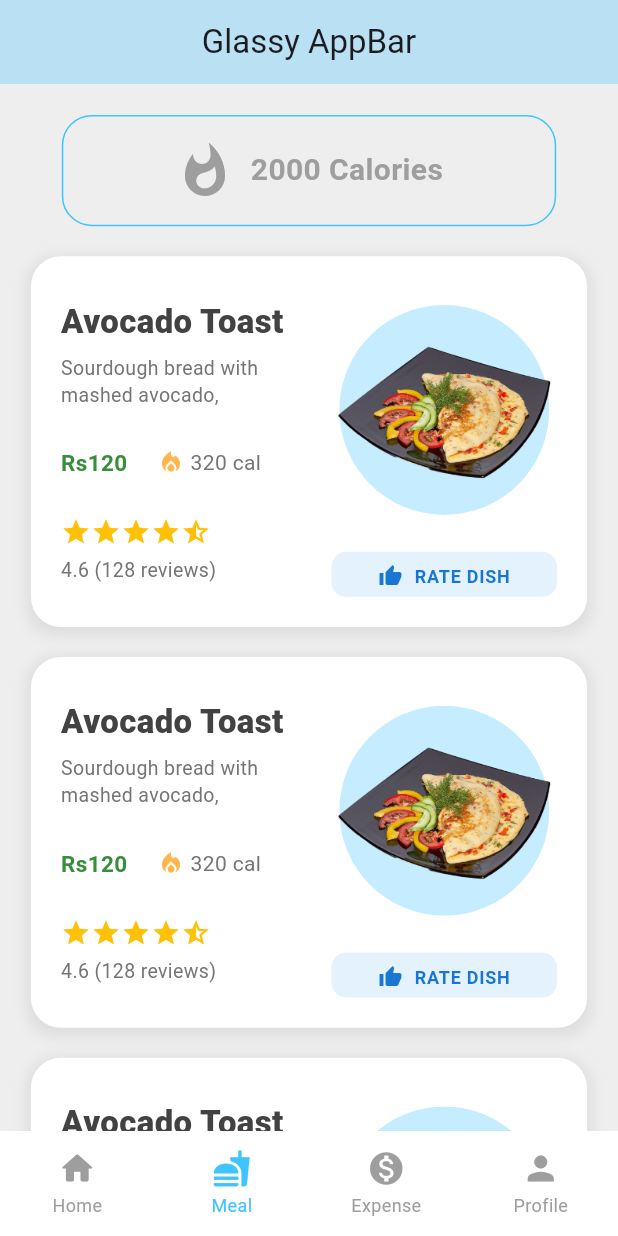
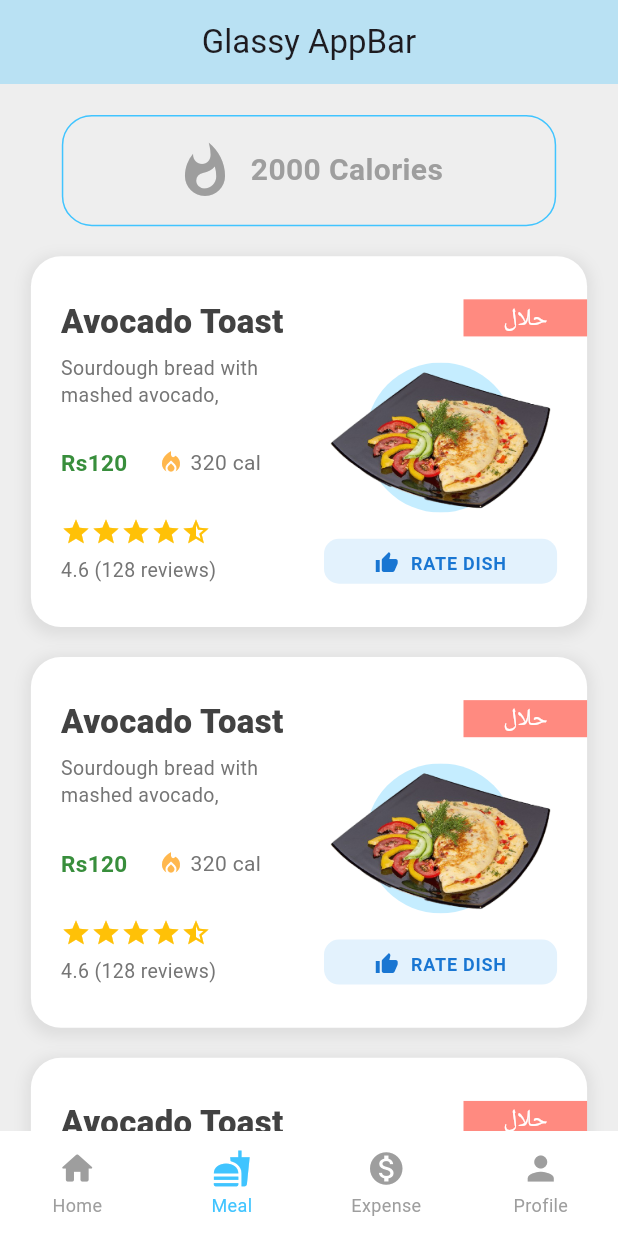
Before and after one commit to Danish9111/mess, a Flutter app: the screen it shows once a user with an empty profile is signed in, item 2 of the bottom bar chosen, on a phone screen of 412 x 824 dp. Run offline on Flutter 3.47's test engine with Material 3 defaults, Android fonts, the phone set to English and light mode, and no system bars; drawn by our look-alikes of persistent_bottom_nav_bar; our stand-ins replace cloud_firestore, firebase_auth, firebase_core, flutter_rating_bar, flutter_riverpod, google_fonts and 3 more; accounts and stored records are empty; Roboto replaces fonts that are missing (NotoNastaliqUrdu).

Commit message:
Enhance foodCard widget: add spacing and improve layout for better visual hierarchy

```diff
--- a/lib/screens/meal_screen/main_meal.dart
+++ b/lib/screens/meal_screen/main_meal.dart
@@ -31,6 +31,9 @@ class _MealScreenState extends State<MealScreen> {
               foodCard(screenWidth, screenHeight),
               foodCard(screenWidth, screenHeight),
               foodCard(screenWidth, screenHeight),
+              SizedBox(
+                height: screenHeight * .02,
+              )
             ],
           ),
         ));
@@ -71,7 +74,7 @@ Widget caloriCounter(double screenHeight, double screenWidth) {
 
 Widget foodCard(double screenWidth, double screenHeight) {
   return Container(
-    padding: const EdgeInsets.all(20),
+    padding: const EdgeInsets.only(left: 20, top: 20, bottom: 20),
     width: screenWidth * .9,
     height: screenHeight * .3,
     decoration: BoxDecoration(
@@ -178,25 +181,39 @@ Widget foodCard(double screenWidth, double screenHeight) {
         // Image Section
         Expanded(
           flex: 1,
-          child: Padding(
-            padding: const EdgeInsets.only(left: 15),
-            child: Column(
-              mainAxisAlignment: MainAxisAlignment.spaceEvenly,
-              children: [
-                Stack(
+          child: Column(
+            crossAxisAlignment: CrossAxisAlignment.end,
+            mainAxisAlignment: MainAxisAlignment.spaceEvenly,
+            children: [
+              Container(
+                  height: screenHeight * .03,
+                  width: screenWidth * .2,
+                  color: Colors.redAccent.shade100,
+                  child: const Center(
+                      child: Text(
+                    'حلال',
+                    style: TextStyle(
+                      color: Colors.white,
+                      fontSize: 16, // optional: increase for better readability
+                      fontFamily: 'NotoNastaliqUrdu', // optional: see below
+                    ),
+                  ))),
+
+              Padding(
+                padding: const EdgeInsets.only(right: 20),
+                child: Stack(
                   alignment: Alignment.center,
                   children: [
                     SizedBox(
-                      width: 140,
-                      height: 140,
+                      width: 100,
+                      height: 100,
                       child: ClipOval(
                         child: Container(
-                          color: Colors.lightBlueAccent.withOpacity(0.3),
+                          color: Colors.lightBlueAccent.applyOpacity(.3),
                         ),
                       ),
                     ),
                     Container(
-                      height: screenHeight * 0.2,
                       decoration: BoxDecoration(
                         borderRadius: BorderRadius.circular(15),
                       ),
@@ -205,8 +222,11 @@ Widget foodCard(double screenWidth, double screenHeight) {
                     ),
                   ],
                 ),
-                const SizedBox(height: 12),
-                SizedBox(
+              ),
+              // const SizedBox(height: 12),
+              Padding(
+                padding: const EdgeInsets.only(right: 20),
+                child: SizedBox(
                   width: double.infinity,
                   height: 30,
                   child: TextButton.icon(
@@ -231,8 +251,8 @@ Widget foodCard(double screenWidth, double screenHeight) {
                     ),
                   ),
                 ),
-              ],
-            ),
+              ),
+            ],
           ),
         ),
       ],
```
